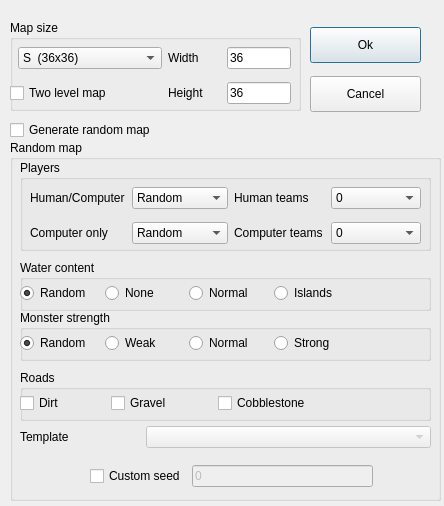
Before: the Qt Designer form mapeditor/windownewmap.ui in vcmi/vcmi, drawn with Qt 5.
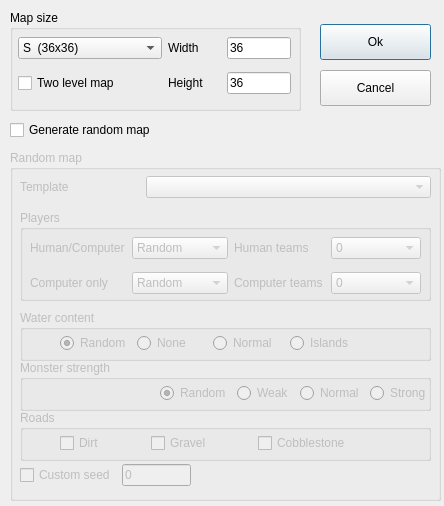
After: the same form once the commit is applied.

Commit message: Improve  "Create new map" dialog

What changed in the file:
```diff
--- a/mapeditor/windownewmap.ui
+++ b/mapeditor/windownewmap.ui
@@ -38,9 +38,9 @@
    <property name="geometry">
     <rect>
      <x>10</x>
-     <y>20</y>
+     <y>10</y>
      <width>291</width>
-     <height>91</height>
+     <height>101</height>
     </rect>
    </property>
    <property name="title">
@@ -56,13 +56,6 @@
      </rect>
     </property>
     <layout class="QGridLayout" name="gridLayout_2" columnstretch="3,0,1">
-     <item row="1" column="0">
-      <widget class="QCheckBox" name="twoLevelCheck">
-       <property name="text">
-        <string>Two level map</string>
-       </property>
-      </widget>
-     </item>
      <item row="0" column="2">
       <widget class="QLineEdit" name="widthTxt">
        <property name="maximumSize">
@@ -198,16 +191,46 @@
        </item>
       </layout>
      </item>
+     <item row="1" column="0">
+      <layout class="QHBoxLayout" name="horizontalLayout_7">
+       <item>
+        <spacer name="horizontalSpacer_7">
+         <property name="orientation">
+          <enum>Qt::Orientation::Horizontal</enum>
+         </property>
+         <property name="sizeType">
+          <enum>QSizePolicy::Policy::Fixed</enum>
+         </property>
+         <property name="sizeHint" stdset="0">
+          <size>
+           <width>8</width>
+           <height>20</height>
+          </size>
+         </property>
+        </spacer>
+       </item>
+       <item>
+        <widget class="QCheckBox" name="twoLevelCheck">
+         <property name="text">
+          <string>Two level map</string>
+         </property>
+        </widget>
+       </item>
+      </layout>
+     </item>
     </layout>
    </widget>
   </widget>
-  <widget class="QGroupBox" name="groupBox_5">
+  <widget class="QGroupBox" name="randomOptions">
+   <property name="enabled">
+    <bool>false</bool>
+   </property>
    <property name="geometry">
     <rect>
      <x>10</x>
-     <y>140</y>
+     <y>150</y>
      <width>431</width>
-     <height>361</height>
+     <height>351</height>
     </rect>
    </property>
    <property name="sizePolicy">
@@ -223,7 +246,7 @@
     <property name="geometry">
      <rect>
       <x>10</x>
-      <y>20</y>
+      <y>60</y>
       <width>411</width>
       <height>91</height>
      </rect>
@@ -434,7 +457,7 @@
     <property name="geometry">
      <rect>
       <x>10</x>
-      <y>170</y>
+      <y>210</y>
       <width>411</width>
       <height>51</height>
      </rect>
@@ -451,7 +474,32 @@
        <height>26</height>
       </rect>
      </property>
-     <layout class="QHBoxLayout" name="horizontalLayout" stretch="1,1,1,1,1">
+     <layout class="QHBoxLayout" name="horizontalLayout" stretch="0,1,1,1,1,1">
+      <item>
+       <spacer name="horizontalSpacer_9">
+        <property name="sizePolicy">
+         <sizepolicy hsizetype="Minimum" vsizetype="Minimum">
+          <horstretch>0</horstretch>
+          <verstretch>0</verstretch>
+         </sizepolicy>
+        </property>
+        <property name="maximumSize">
+         <size>
+          <width>16777215</width>
+          <height>16777215</height>
+         </size>
+        </property>
+        <property name="orientation">
+         <enum>Qt::Orientation::Horizontal</enum>
+        </property>
+        <property name="sizeHint" stdset="0">
+         <size>
+          <width>40</width>
+          <height>20</height>
+         </size>
+        </property>
+       </spacer>
+      </item>
       <item>
        <widget class="QRadioButton" name="monsterOpt1">
         <property name="sizePolicy">
@@ -563,7 +611,7 @@
     <property name="geometry">
      <rect>
       <x>10</x>
-      <y>120</y>
+      <y>160</y>
       <width>411</width>
       <height>51</height>
      </rect>
@@ -592,7 +640,20 @@
        <height>26</height>
       </rect>
      </property>
-     <layout class="QHBoxLayout" name="horizontalLayout_2" stretch="1,1,1,1,1">
+     <layout class="QHBoxLayout" name="horizontalLayout_2" stretch="0,1,1,1,1,1">
+      <item>
+       <spacer name="horizontalSpacer_8">
+        <property name="orientation">
+         <enum>Qt::Orientation::Horizontal</enum>
+        </property>
+        <property name="sizeHint" stdset="0">
+         <size>
+          <width>40</width>
+          <height>20</height>
+         </size>
+        </property>
+       </spacer>
+      </item>
       <item>
        <widget class="QRadioButton" name="waterOpt1">
         <property name="sizePolicy">
@@ -692,7 +753,7 @@
     <property name="geometry">
      <rect>
       <x>10</x>
-      <y>230</y>
+      <y>260</y>
       <width>411</width>
       <height>51</height>
      </rect>
@@ -721,7 +782,20 @@
        <height>26</height>
       </rect>
      </property>
-     <layout class="QHBoxLayout" name="horizontalLayout_5" stretch="0,0,0,0,0,1">
+     <layout class="QHBoxLayout" name="horizontalLayout_5" stretch="0,0,0,0,0,0,1">
+      <item>
+       <spacer name="horizontalSpacer_10">
+        <property name="orientation">
+         <enum>Qt::Orientation::Horizontal</enum>
+        </property>
+        <property name="sizeHint" stdset="0">
+         <size>
+          <width>40</width>
+          <height>20</height>
+         </size>
+        </property>
+       </spacer>
+      </item>
       <item>
        <widget class="QCheckBox" name="roadDirt">
         <property name="text">
@@ -785,11 +859,43 @@
      </layout>
     </widget>
    </widget>
+   <widget class="QWidget" name="layoutWidget">
+    <property name="geometry">
+     <rect>
+      <x>10</x>
+      <y>310</y>
+      <width>171</width>
+      <height>31</height>
+     </rect>
+    </property>
+    <layout class="QHBoxLayout" name="horizontalLayout_6">
+     <item>
+      <widget class="QCheckBox" name="checkSeed">
+       <property name="text">
+        <string>Custom seed</string>
+       </property>
+      </widget>
+     </item>
+     <item>
+      <widget class="QLineEdit" name="lineSeed">
+       <property name="enabled">
+        <bool>false</bool>
+       </property>
+       <property name="inputMethodHints">
+        <set>Qt::InputMethodHint::ImhDigitsOnly</set>
+       </property>
+       <property name="text">
+        <string>0</string>
+       </property>
+      </widget>
+     </item>
+    </layout>
+   </widget>
    <widget class="QWidget" name="layoutWidget5">
     <property name="geometry">
      <rect>
       <x>10</x>
-      <y>280</y>
+      <y>20</y>
       <width>411</width>
       <height>34</height>
      </rect>
@@ -829,38 +935,6 @@
      </item>
     </layout>
    </widget>
-   <widget class="QWidget" name="layoutWidget">
-    <property name="geometry">
-     <rect>
-      <x>80</x>
-      <y>320</y>
-      <width>283</width>
-      <height>33</height>
-     </rect>
-    </property>
-    <layout class="QHBoxLayout" name="horizontalLayout_6">
-     <item>
-      <widget class="QCheckBox" name="checkSeed">
-       <property name="text">
-        <string>Custom seed</string>
-       </property>
-      </widget>
-     </item>
-     <item>
-      <widget class="QLineEdit" name="lineSeed">
-       <property name="enabled">
-        <bool>false</bool>
-       </property>
-       <property name="inputMethodHints">
-        <set>Qt::InputMethodHint::ImhDigitsOnly</set>
-       </property>
-       <property name="text">
-        <string>0</string>
-       </property>
-      </widget>
-     </item>
-    </layout>
-   </widget>
   </widget>
   <widget class="QCheckBox" name="randomMapCheck">
    <property name="geometry">
@@ -878,10 +952,10 @@
   <widget class="QWidget" name="layoutWidget6">
    <property name="geometry">
     <rect>
-     <x>310</x>
+     <x>320</x>
      <y>20</y>
      <width>111</width>
-     <height>101</height>
+     <height>91</height>
     </rect>
    </property>
    <layout class="QVBoxLayout" name="verticalLayout">
```
The commit also changes 1 other file.
